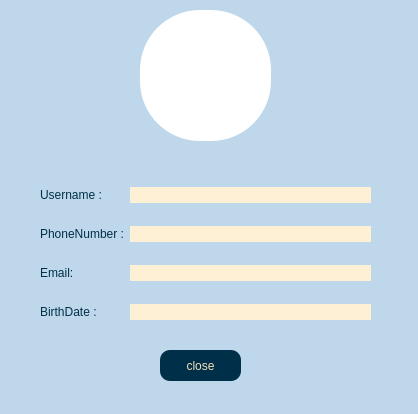
First picture: the form in client/profile.ui, repository AP-projects-4001/jan-ghahve, before the edit.
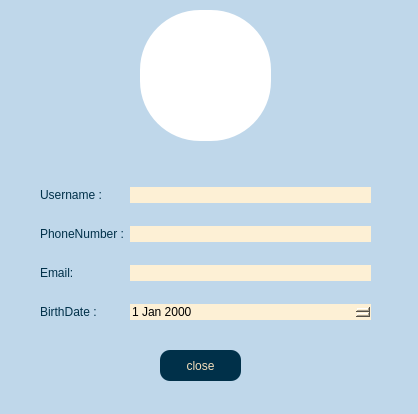
Second picture: the form after the edit.

Commit message: profile&setting Added + Encodeing_Decodeing Full

The edit to the form file:
```diff
--- a/client/profile.ui
+++ b/client/profile.ui
@@ -91,7 +91,7 @@
      </widget>
     </item>
     <item row="0" column="0">
-     <widget class="QLabel" name="0">
+     <widget class="QLabel" name="lbl_username">
       <property name="styleSheet">
        <string notr="true">color:rgb(0, 48, 73);</string>
       </property>
@@ -101,13 +101,13 @@
      </widget>
     </item>
     <item row="3" column="1">
-     <widget class="QLineEdit" name="led_birth">
+     <widget class="QDateEdit" name="dateEdit">
       <property name="styleSheet">
        <string notr="true">background-color:rgb(253, 240, 213);
 border-radius: 10%;</string>
       </property>
-      <property name="readOnly">
-       <bool>true</bool>
+      <property name="buttonSymbols">
+       <enum>QAbstractSpinBox::UpDownArrows</enum>
       </property>
      </widget>
     </item>
```
The commit also changes 16 other files.
